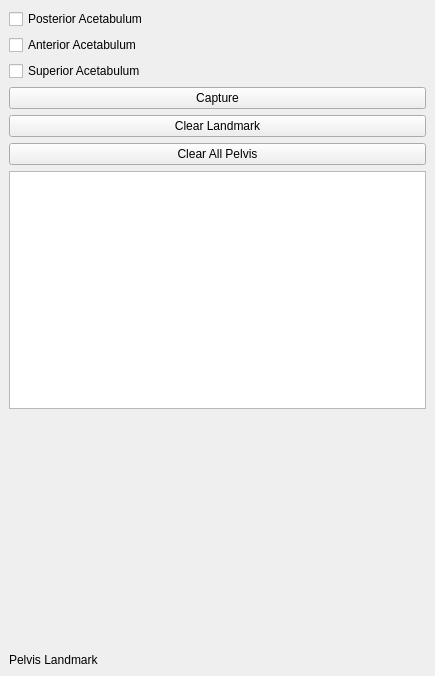
Above: Apps/THA/view/AcetabularPrepWidget.ui from wuzhuobin/MITK-Project before the change. Below: the same form after it.
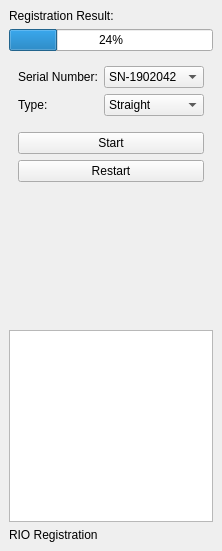
That is the form after the change. The open tabs and pages were chosen to show the change.

Commit message: update differernt page.

```diff
--- a/Apps/THA/view/AcetabularPrepWidget.ui
+++ b/Apps/THA/view/AcetabularPrepWidget.ui
@@ -6,8 +6,8 @@
    <rect>
     <x>0</x>
     <y>0</y>
-    <width>435</width>
-    <height>676</height>
+    <width>199</width>
+    <height>551</height>
    </rect>
   </property>
   <property name="windowTitle">
@@ -234,6 +234,151 @@
     </item>
    </layout>
   </widget>
+  <widget class="QWidget" name="RIORegistration">
+   <layout class="QVBoxLayout" name="verticalLayout_4">
+    <item>
+     <widget class="QLabel" name="label_2">
+      <property name="text">
+       <string>Registration Result:</string>
+      </property>
+     </widget>
+    </item>
+    <item>
+     <widget class="QProgressBar" name="progressBar_3">
+      <property name="value">
+       <number>24</number>
+      </property>
+     </widget>
+    </item>
+    <item>
+     <widget class="QStackedWidget" name="stackedWidget">
+      <property name="currentIndex">
+       <number>0</number>
+      </property>
+      <widget class="QWidget" name="page0">
+       <layout class="QVBoxLayout" name="verticalLayout">
+        <item>
+         <layout class="QFormLayout" name="formLayout">
+          <item row="0" column="0">
+           <widget class="QLabel" name="label_4">
+            <property name="text">
+             <string>Serial Number:</string>
+            </property>
+           </widget>
+          </item>
+          <item row="0" column="1">
+           <widget class="QComboBox" name="comboBox">
+            <item>
+             <property name="text">
+              <string>SN-1902042</string>
+             </property>
+            </item>
+           </widget>
+          </item>
+          <item row="1" column="0">
+           <widget class="QLabel" name="label_7">
+            <property name="text">
+             <string>Type:</string>
+            </property>
+           </widget>
+          </item>
+          <item row="1" column="1">
+           <widget class="QComboBox" name="comboBox_2">
+            <item>
+             <property name="text">
+              <string>Straight</string>
+             </property>
+            </item>
+           </widget>
+          </item>
+         </layout>
+        </item>
+        <item>
+         <widget class="QPushButton" name="pushButton_2">
+          <property name="text">
+           <string>Start</string>
+          </property>
+         </widget>
+        </item>
+        <item>
+         <widget class="QPushButton" name="pushButton_13">
+          <property name="text">
+           <string>Restart</string>
+          </property>
+         </widget>
+        </item>
+       </layout>
+      </widget>
+      <widget class="QWidget" name="page1">
+       <layout class="QVBoxLayout" name="verticalLayout_2">
+        <item>
+         <widget class="QPushButton" name="pushButton_14">
+          <property name="text">
+           <string>Restart</string>
+          </property>
+         </widget>
+        </item>
+        <item>
+         <widget class="QPushButton" name="pushButton_15">
+          <property name="text">
+           <string>Free Robotic Arm</string>
+          </property>
+         </widget>
+        </item>
+        <item>
+         <widget class="QPushButton" name="pushButton_16">
+          <property name="text">
+           <string>Collect Point</string>
+          </property>
+         </widget>
+        </item>
+       </layout>
+      </widget>
+      <widget class="QWidget" name="page2">
+       <layout class="QVBoxLayout" name="verticalLayout_3">
+        <item>
+         <widget class="QPushButton" name="pushButton_17">
+          <property name="text">
+           <string>Restart Verification</string>
+          </property>
+         </widget>
+        </item>
+        <item>
+         <widget class="QPushButton" name="pushButton_18">
+          <property name="text">
+           <string>Restart Registration</string>
+          </property>
+         </widget>
+        </item>
+       </layout>
+      </widget>
+     </widget>
+    </item>
+    <item>
+     <spacer name="verticalSpacer">
+      <property name="orientation">
+       <enum>Qt::Vertical</enum>
+      </property>
+      <property name="sizeHint" stdset="0">
+       <size>
+        <width>20</width>
+        <height>40</height>
+       </size>
+      </property>
+     </spacer>
+    </item>
+    <item>
+     <widget class="QTextBrowser" name="textBrowser_4"/>
+    </item>
+    <item>
+     <widget class="QLabel" name="label_8">
+      <property name="text">
+       <string>RIO Registration</string>
+      </property>
+     </widget>
+    </item>
+   </layout>
+  </widget>
   <action name="action_Pelvis_Checkpoint">
    <property name="text">
     <string>&amp;Pelvis Checkpoint</string>
```
Left out of the diff: 14 changed lines with no effect on the pictures. The commit also changes 4 other files.
